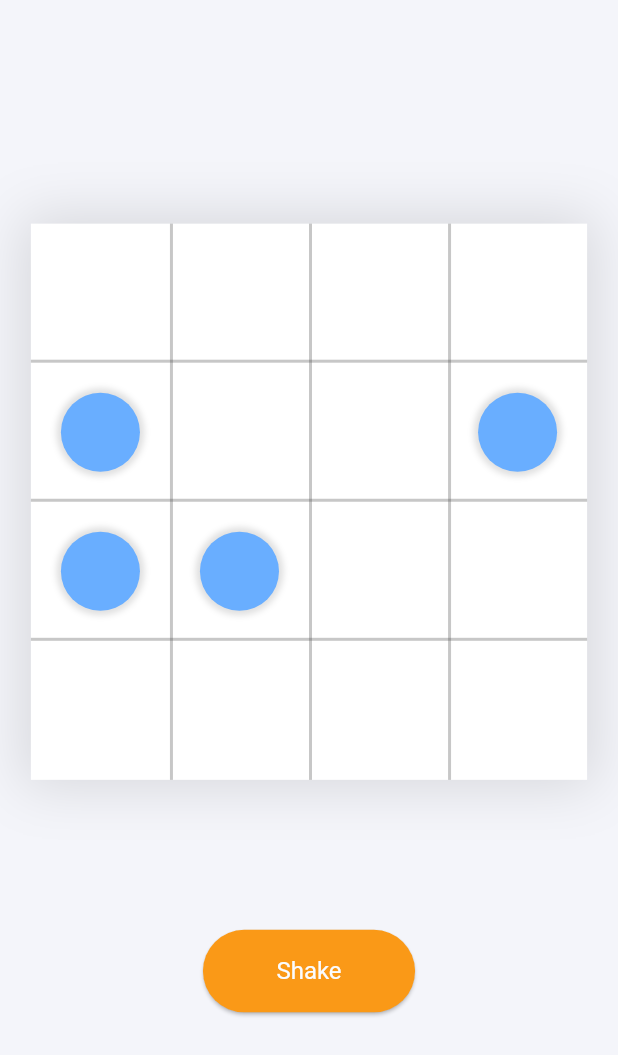
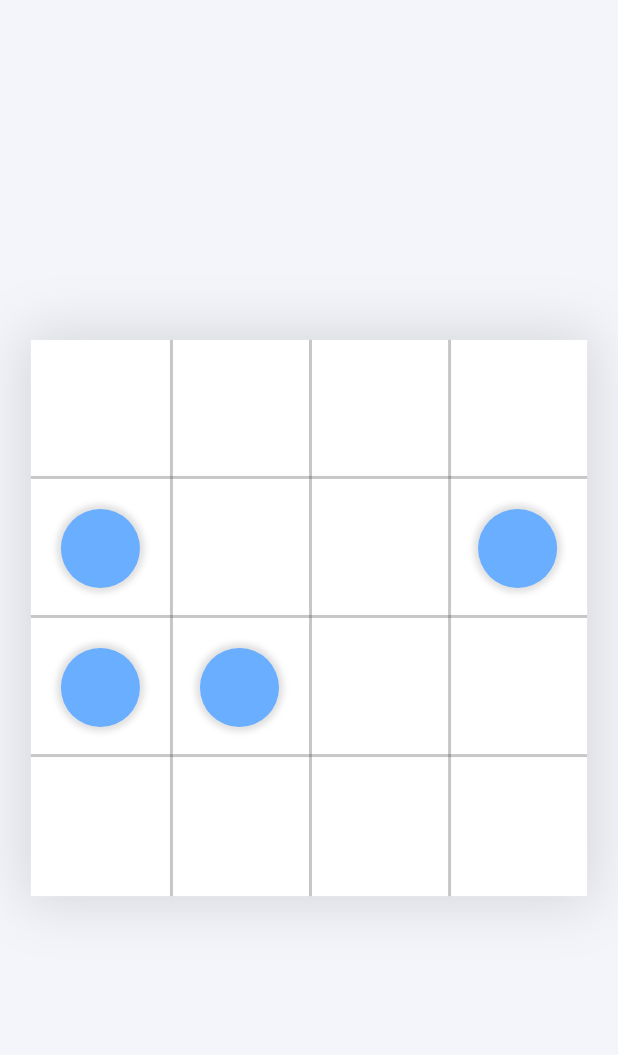
Before and after one commit to jeongwoo0427/spingo_app, a Flutter app: the screen it shows after launch, after a tap on "온라인 플레이", on a phone screen of 412 x 824 dp. Shown: the top 1055 px of the screen. Run offline on Flutter 3.47's test engine with Material 3 defaults, Android fonts, the phone set to English and light mode, and no system bars; our stand-ins replace animate_do, go_router, responsive_framework.

Commit message:
fix : Spingo 위젯화

```diff
--- a/lib/app_router.dart
+++ b/lib/app_router.dart
@@ -1,12 +1,13 @@
 import 'package:flutter/material.dart';
 import 'package:go_router/go_router.dart';
-import 'package:spingo/ui/screen/game/spingo_screen.dart';
+import 'package:spingo/ui/screen/game/online_play_screen.dart';
+import 'package:spingo/ui/screen/game/widget/spingo_widget.dart';
 import 'package:spingo/ui/screen/home/home_screen.dart';
 import 'package:spingo/ui/screen/test_screen.dart';
 
 class RouteNames {
 
-  static const String RN_spingo_screen = 'SpingoScreen';
+  static const String RN_online_play_screen = 'OnlinePlayScreen';
 
   static const String RN_test_screen = 'TestScreen';
 }
@@ -14,7 +15,7 @@ class RouteNames {
 class AppRouter {
   final GoRouter router = GoRouter(initialLocation: '/', routes: [
     GoRoute(path: '/', pageBuilder: defaultPageBuilder(HomeScreen())),
-    GoRoute(path: '/spingo',name: RouteNames.RN_spingo_screen, pageBuilder: defaultPageBuilder(SpingoScreen())),
+    GoRoute(path: '/online',name: RouteNames.RN_online_play_screen, pageBuilder: defaultPageBuilder(OnlinePlayScreen())),
 
 
     GoRoute(path: '/test',name: RouteNames.RN_test_screen, pageBuilder: defaultPageBuilder(TestScreen())),
--- /dev/null
+++ b/lib/ui/screen/game/online_play_screen.dart
@@ -0,0 +1,26 @@
+import 'package:flutter/material.dart';
+import 'package:spingo/ui/screen/game/widget/spingo_widget.dart';
+
+class OnlinePlayScreen extends StatefulWidget {
+  const OnlinePlayScreen({super.key});
+
+  @override
+  State<OnlinePlayScreen> createState() => _OnlinePlayScreenState();
+}
+
+class _OnlinePlayScreenState extends State<OnlinePlayScreen> {
+  @override
+  Widget build(BuildContext context) {
+    return Scaffold(
+      body: Column(
+        crossAxisAlignment: CrossAxisAlignment.center,
+        mainAxisSize: MainAxisSize.max,
+        mainAxisAlignment: MainAxisAlignment.center,
+        children: [
+          SizedBox(width: double.infinity,),
+          SpingoWidget(),
+        ],
+      ),
+    );
+  }
+}
--- a/lib/ui/screen/game/spingo_screen.dart
+++ b/lib/ui/screen/game/widget/spingo_widget.dart
@@ -5,18 +5,19 @@ import 'package:spingo/ui/screen/game/widget/stone_block.dart';
 import 'package:spingo/ui/widget/button/rounded_elevated_button.dart';
 import 'package:spingo/ui/widget/scaffold/responsive_scaffold.dart';
 
-class SpingoScreen extends StatefulWidget {
-  const SpingoScreen({super.key});
+class SpingoWidget extends StatefulWidget {
+  const SpingoWidget({super.key});
 
   @override
-  State<SpingoScreen> createState() => _SpingoScreenState();
+  State<SpingoWidget> createState() => _SpingoWidgetState();
 }
 
-class _SpingoScreenState extends State<SpingoScreen> {
+class _SpingoWidgetState extends State<SpingoWidget> {
   final double _maxBoardWidth = 600;
   final beltCount = 2;
   late List<List<BlockData>> _blockBelts;
   late List<List<BlockData>> _blockDimensions;
+
 
   @override
   void initState() {
@@ -133,18 +134,7 @@ class _SpingoScreenState extends State<SpingoScreen> {
       positionedBlocks.add(positionedBlock);
     }
 
-    return Scaffold(
-      backgroundColor: colorScheme.background,
-      body: Column(
-        crossAxisAlignment: CrossAxisAlignment.center,
-        mainAxisSize: MainAxisSize.max,
-        mainAxisAlignment: MainAxisAlignment.center,
-        children: [
-          //Text(_boardSize.height.toString()),
-          SizedBox(
-            width: double.infinity,
-          ),
-          SizedBox(
+    return    SizedBox(
       width: boardSize.width,
       child: AspectRatio(
         aspectRatio: 1,
@@ -158,13 +148,6 @@ class _SpingoScreenState extends State<SpingoScreen> {
             ...positionedBlocks
           ],
         ),
-            ),
-          ),
-          SizedBox(
-            height: 100,
-          ),
-          RoundedElevatedButton(onPressed: _spin, child: Text('Shake'))
-        ],
       ),
     );
   }
--- a/lib/ui/screen/home/home_screen.dart
+++ b/lib/ui/screen/home/home_screen.dart
@@ -16,7 +16,7 @@ class HomeScreen extends StatelessWidget {
                 delay: Duration(milliseconds: 1000),
                 child: RoundedElevatedButton(
         onPressed: () {
-          context.goNamed(RouteNames.RN_spingo_screen);
+          context.goNamed(RouteNames.RN_online_play_screen);
         },
         child: Text('온라인 플레이'),
       ),
```
Lines whose indentation alone changed are shown as unchanged.
